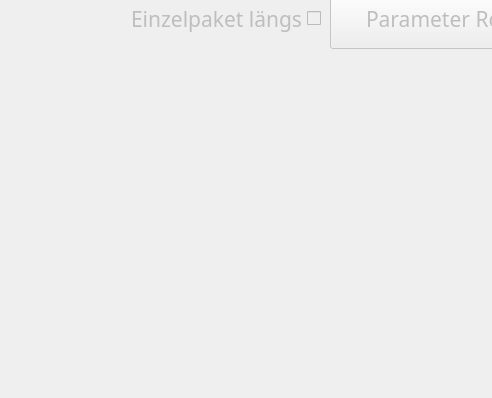
Before: the Qt Designer form ui_files/MainWindow.ui in Snupai/MultipackParser, drawn with Qt 5; both pictures show x 0 to 492 and y 322 to 720 of the 1280 by 720 pixel window.
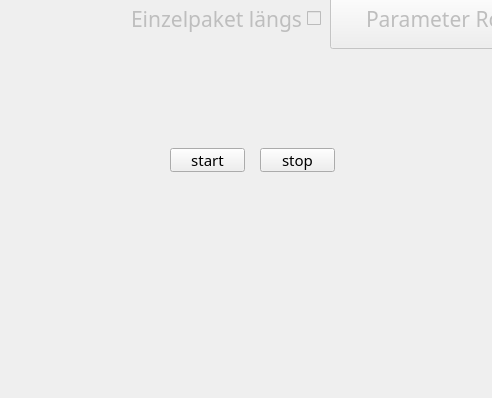
After: the same form once the commit is applied. Icons and pictures are not drawn.

Commit message:
Add audio control buttons to MainWindow
- Introduced new QPushButton elements for audio control: Volume On/Off, Start Audio, and Stop Audio.
- Configured button properties including geometry, icons, and text for improved user interaction.
- Updated UI layout in MainWindow.ui and corresponding Python code in ui_main_window.py to integrate new audio functionality.

Patch:
```diff
--- a/ui_files/MainWindow.ui
+++ b/ui_files/MainWindow.ui
@@ -648,6 +648,57 @@
       <enum>Qt::Orientation::Horizontal</enum>
      </property>
     </widget>
+    <widget class="QPushButton" name="pushButtonVolumeOnOff">
+     <property name="geometry">
+      <rect>
+       <x>1221</x>
+       <y>-1</y>
+       <width>60</width>
+       <height>60</height>
+      </rect>
+     </property>
+     <property name="text">
+      <string/>
+     </property>
+     <property name="icon">
+      <iconset theme="QIcon::ThemeIcon::AudioVolumeHigh"/>
+     </property>
+     <property name="iconSize">
+      <size>
+       <width>40</width>
+       <height>40</height>
+      </size>
+     </property>
+     <property name="flat">
+      <bool>true</bool>
+     </property>
+    </widget>
+    <widget class="QPushButton" name="startaudio">
+     <property name="geometry">
+      <rect>
+       <x>170</x>
+       <y>470</y>
+       <width>75</width>
+       <height>24</height>
+      </rect>
+     </property>
+     <property name="text">
+      <string>start</string>
+     </property>
+    </widget>
+    <widget class="QPushButton" name="stopaudio">
+     <property name="geometry">
+      <rect>
+       <x>260</x>
+       <y>470</y>
+       <width>75</width>
+       <height>24</height>
+      </rect>
+     </property>
+     <property name="text">
+      <string>stop</string>
+     </property>
+    </widget>
    </widget>
    <widget class="QWidget" name="RoboParameter">
     <widget class="QTabWidget" name="tabWidget">
```
The commit also changes 1 other file.
